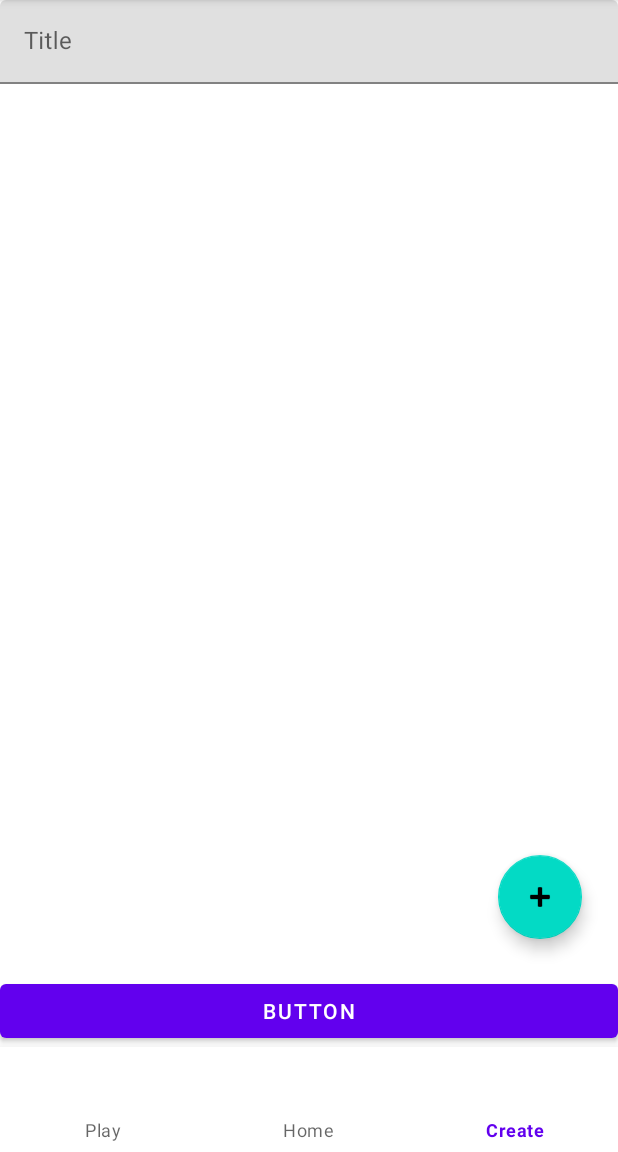
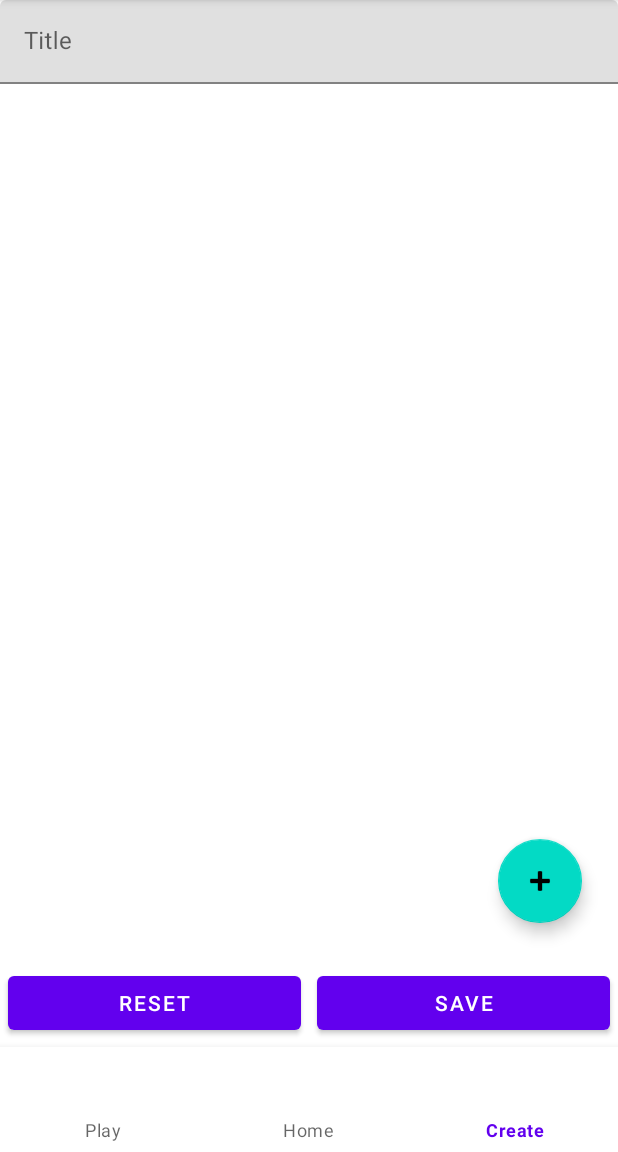
Before and after one commit to Andre-V/ScavHunt, an Android app: the FragmentCreateHunt screen opened through its navigation route, on a phone screen of 412 x 824 dp, the part 84-1236 px from its top. Run offline under Robolectric (Android 15) with nearby library versions, the phone set to English and light mode, and no system bars; our stand-ins replace Room's generated code, navigation-ui.

Commit message:
implement ability to reset form when creating a new scavenger hunt

```diff
--- a/app/src/main/java/com/example/scavhunt/fragment/create/FragmentCreateHunt.kt
+++ b/app/src/main/java/com/example/scavhunt/fragment/create/FragmentCreateHunt.kt
@@ -12,7 +12,6 @@ import android.widget.Button
 import androidx.activity.result.contract.ActivityResultContracts
 import androidx.core.widget.doAfterTextChanged
 import androidx.fragment.app.activityViewModels
-import androidx.fragment.app.viewModels
 import androidx.recyclerview.widget.LinearLayoutManager
 import androidx.recyclerview.widget.RecyclerView
 import com.example.scavhunt.CreateScavItemActivity
@@ -27,6 +26,7 @@ class FragmentCreateHunt : Fragment() {
 
     lateinit var recyclerView: RecyclerView
     lateinit var adapter: CreateScavItemAdapter
+    lateinit var fragmentView : View
 
     private val createHuntViewModel: CreateHuntViewModel by activityViewModels()
 
@@ -60,24 +60,24 @@ class FragmentCreateHunt : Fragment() {
         savedInstanceState: Bundle?
     ): View? {
         // Inflate the layout for this fragment
-        val view = inflater.inflate(R.layout.fragment_create_hunt, container, false)
+        fragmentView = inflater.inflate(R.layout.fragment_create_hunt, container, false)
 
         // Set up RecyclerView
-        recyclerView = view.findViewById<RecyclerView>(R.id.create_recycler_view)
+        recyclerView = fragmentView.findViewById<RecyclerView>(R.id.create_recycler_view)
         adapter = CreateScavItemAdapter(createHuntViewModel.items,
             { item, int -> deleteItem(item, int) },
-            { item, int -> launchItemActivity(item, int, view.context) }
+            { item, int -> launchItemActivity(item, int, fragmentView.context) }
         )
         recyclerView.adapter = adapter
-        recyclerView.layoutManager = LinearLayoutManager(view.context)
+        recyclerView.layoutManager = LinearLayoutManager(fragmentView.context)
 
         // Set launch intent events for FAB
-        view.findViewById<FloatingActionButton>(R.id.create_floating_button).setOnClickListener {
-            launchItemActivity(null, null, view.context)
+        fragmentView.findViewById<FloatingActionButton>(R.id.create_floating_button).setOnClickListener {
+            launchItemActivity(null, null, fragmentView.context)
         }
 
         // Change ViewModel on text change
-        view.findViewById<TextInputLayout>(R.id.create_text_input_layout).apply {
+        fragmentView.findViewById<TextInputLayout>(R.id.create_text_input_layout).apply {
             editText?.apply {
                 this.setText(createHuntViewModel.hunt.title)
 
@@ -90,18 +90,21 @@ class FragmentCreateHunt : Fragment() {
         }
 
         // Set save event for submit button
-        view.findViewById<Button>(R.id.create_submit).setOnClickListener {
+        fragmentView.findViewById<Button>(R.id.create_submit).setOnClickListener {
             saveScavHunt()
+        }
+        // Reset form
+        fragmentView.findViewById<Button>(R.id.create_reset).setOnClickListener {
+            resetScavHunt()
         }
 
         // Load any data from ViewModel
-        return view
+        return fragmentView
     }
     private fun deleteItem(item: ScavItem, position: Int) {
-
         createHuntViewModel.items.remove(item)
         createHuntViewModel.itemsToDelete.add(item)
-        recyclerView.adapter?.apply {
+        adapter.apply {
             notifyItemRemoved(position)
             notifyItemRangeChanged(position, createHuntViewModel.items.size)
         }
@@ -121,5 +124,20 @@ class FragmentCreateHunt : Fragment() {
             ScavHuntApp.scavItemDao.delete(createHuntViewModel.itemsToDelete)
         }
     }
+    private fun resetScavHunt() {
+        val size = createHuntViewModel.items.size
+
+        createHuntViewModel.hunt = ScavHunt("")
+        createHuntViewModel.items.clear()
+        createHuntViewModel.itemsToDelete.clear()
+
+        fragmentView.findViewById<TextInputLayout>(R.id.create_text_input_layout).apply {
+            editText?.apply {
+                setText("")
+            }
+        }
+
+        adapter.notifyItemRangeRemoved(0, size)
+    }
 
 }
--- a/app/src/main/res/layout/fragment_create_hunt.xml
+++ b/app/src/main/res/layout/fragment_create_hunt.xml
@@ -25,7 +25,7 @@
         android:layout_width="match_parent"
         android:layout_height="0dp"
         android:orientation="vertical"
-        app:layout_constraintBottom_toTopOf="@+id/create_submit"
+        app:layout_constraintBottom_toTopOf="@+id/linearLayout"
         app:layout_constraintEnd_toEndOf="parent"
         app:layout_constraintStart_toStartOf="parent"
         app:layout_constraintTop_toTopOf="parent">
@@ -49,11 +49,30 @@
 
     </LinearLayout>
 
-    <Button
-        android:id="@+id/create_submit"
+    <LinearLayout
+        android:id="@+id/linearLayout"
         android:layout_width="match_parent"
-        android:layout_height="wrap_content"
-        android:text="Button"
-        app:layout_constraintBottom_toBottomOf="parent" />
+        android:layout_height="0dp"
+        android:orientation="horizontal"
+        app:layout_constraintBottom_toBottomOf="parent"
+        app:layout_constraintEnd_toEndOf="parent"
+        app:layout_constraintStart_toStartOf="parent">
+
+        <Button
+            android:id="@+id/create_reset"
+            android:layout_width="wrap_content"
+            android:layout_height="wrap_content"
+            android:layout_weight="1"
+            android:layout_margin="5dp"
+            android:text="Reset" />
+
+        <Button
+            android:id="@+id/create_submit"
+            android:layout_width="wrap_content"
+            android:layout_height="wrap_content"
+            android:layout_margin="5dp"
+            android:layout_weight="1"
+            android:text="Save" />
+    </LinearLayout>
 
 </androidx.constraintlayout.widget.ConstraintLayout>
```
